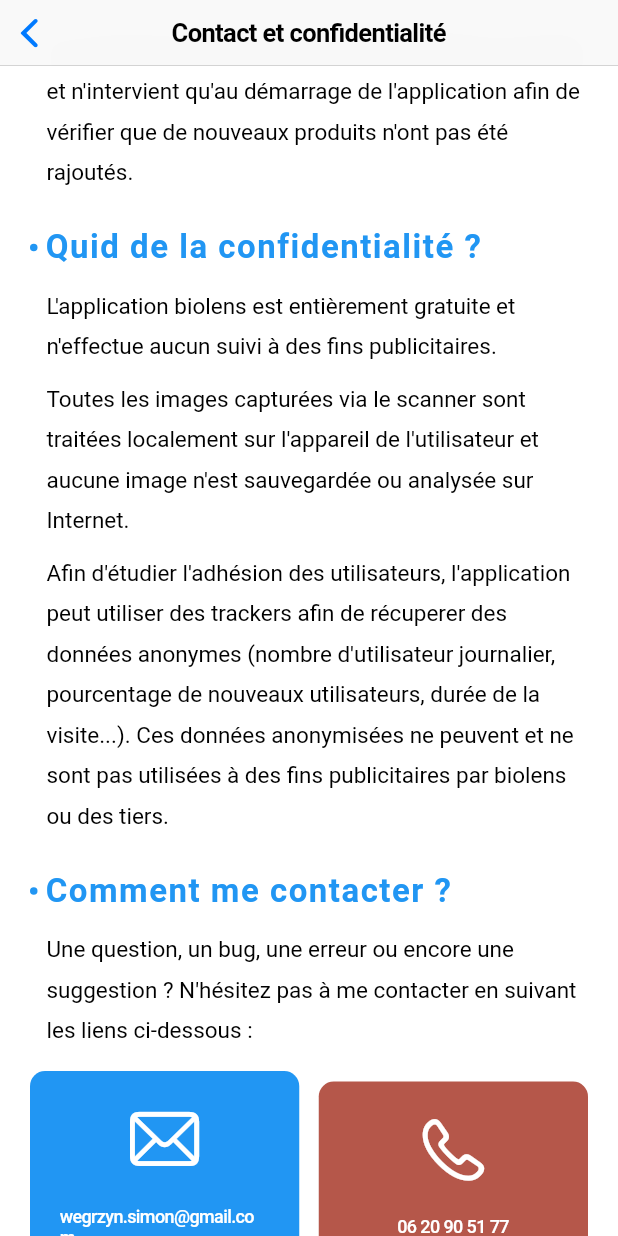
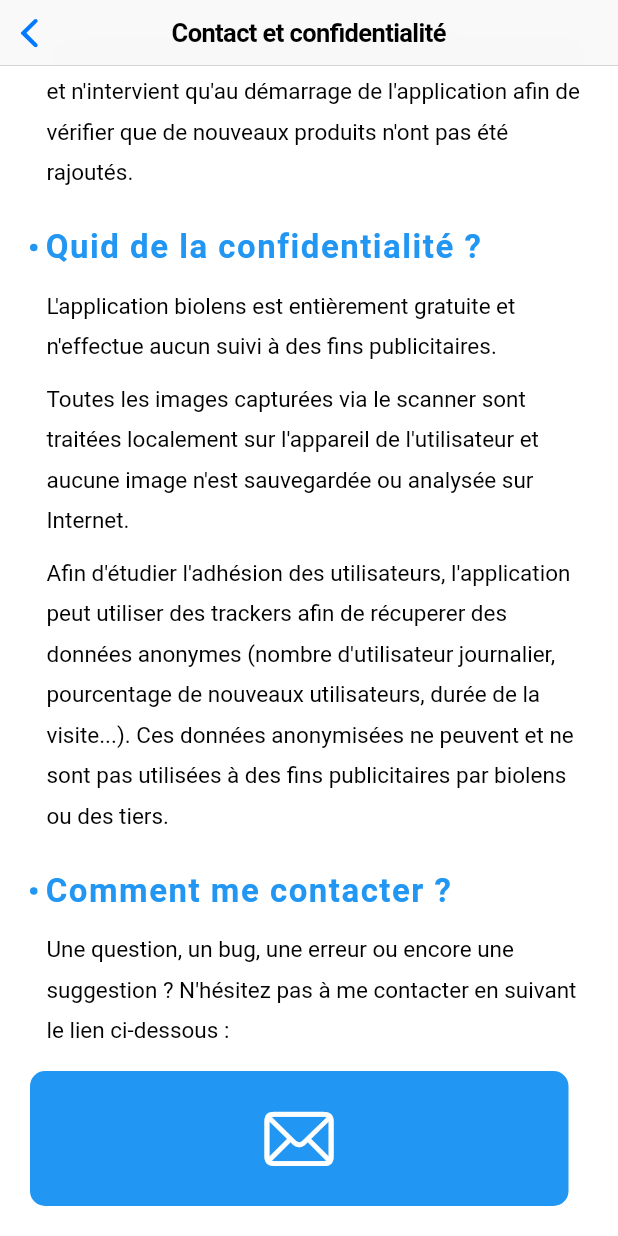
Before and after one commit to wzy-dev/biolens-Back, a Flutter app: the Privacy screen opened by its route, scrolled down 779 dp, on a phone screen of 412 x 824 dp. Run offline on Flutter 3.47's test engine with Material 2 defaults, Android fonts, the phone set to English and light mode, and no system bars; our stand-ins replace cloud_firestore, firebase_auth, firebase_core, firebase_storage, flutter_svg, image_picker and 4 more; missing offline and left inert: download, fuzzy; accounts and stored records are empty.

Commit message:
Flutter 2.8.1

```diff
--- a/lib/main.dart
+++ b/lib/main.dart
@@ -80,7 +80,8 @@
           // '/about': (context) => About(),
           '/add': (context) => AddProduct(),
           '/viewer': (context) => ProductViewer(),
-          '/privacy': (context) => Privacy(),
+          '/about': (context) => Privacy(canPop: true),
+          '/privacy': (context) => Privacy(canPop: false),
         },
         onGenerateRoute: (settings) {
           final String path = settings.name!.split("/")[1];
--- a/lib/src/homepage.dart
+++ b/lib/src/homepage.dart
@@ -78,7 +78,7 @@
                 CupertinoButton(
                   minSize: 25,
                   padding: EdgeInsets.zero,
-                  onPressed: () => Navigator.of(context).pushNamed('/privacy'),
+                  onPressed: () => Navigator.of(context).pushNamed('/about'),
                   child: Icon(
                     CupertinoIcons.info_circle,
                     color: Theme.of(context).primaryColor,
--- a/lib/src/privacy.dart
+++ b/lib/src/privacy.dart
@@ -3,13 +3,15 @@
 import 'package:url_launcher/url_launcher.dart';
 
 class Privacy extends StatelessWidget {
-  const Privacy({Key? key}) : super(key: key);
+  const Privacy({Key? key, required this.canPop}) : super(key: key);
+
+  final bool canPop;
 
   @override
   Widget build(BuildContext context) {
     return CupertinoPageScaffold(
       navigationBar: CupertinoNavigationBar(
-        // automaticallyImplyLeading: false,
+        automaticallyImplyLeading: canPop,
         middle: Text(
           "Contact et confidentialité",
         ),
@@ -51,7 +53,7 @@
             AnswerBlock(
               answer: "Comment me contacter ?",
               replies: [
-                "Une question, un bug, une erreur ou encore une suggestion ? N'hésitez pas à me contacter en suivant les liens ci-dessous :"
+                "Une question, un bug, une erreur ou encore une suggestion ? N'hésitez pas à me contacter en suivant le lien ci-dessous :"
               ],
             ),
             Row(
@@ -73,17 +75,17 @@
                             color: CupertinoColors.white,
                             size: 50,
                           ),
-                          SizedBox(
-                            height: 20,
-                          ),
-                          Text(
-                            "wegrzyn.simon@gmail.com",
-                            style: TextStyle(
-                              color: CupertinoColors.white,
-                              fontWeight: FontWeight.w500,
-                              fontSize: 12,
-                            ),
-                          ),
+                          // SizedBox(
+                          //   height: 20,
+                          // ),
+                          // Text(
+                          //   "wegrzyn.simon@gmail.com",
+                          //   style: TextStyle(
+                          //     color: CupertinoColors.white,
+                          //     fontWeight: FontWeight.w500,
+                          //     fontSize: 12,
+                          //   ),
+                          // ),
                         ],
                       ),
                     ),
@@ -92,39 +94,39 @@
                 SizedBox(
                   width: 13,
                 ),
-                Expanded(
-                  flex: 1,
-                  child: Container(
-                    decoration: BoxDecoration(
-                      borderRadius: BorderRadius.all(Radius.circular(10)),
-                      color: Color.fromRGBO(181, 87, 74, 1),
-                    ),
-                    child: CupertinoButton(
-                      padding: const EdgeInsets.all(20),
-                      onPressed: () => launch("sms:33620905177"),
-                      child: Column(
-                        children: [
-                          Icon(
-                            CupertinoIcons.phone,
-                            color: CupertinoColors.white,
-                            size: 50,
-                          ),
-                          SizedBox(
-                            height: 20,
-                          ),
-                          Text(
-                            "06 20 90 51 77",
-                            style: TextStyle(
-                              color: CupertinoColors.white,
-                              fontWeight: FontWeight.w500,
-                              fontSize: 12,
-                            ),
-                          ),
-                        ],
-                      ),
-                    ),
-                  ),
-                ),
+                // Expanded(
+                //   flex: 1,
+                //   child: Container(
+                //     decoration: BoxDecoration(
+                //       borderRadius: BorderRadius.all(Radius.circular(10)),
+                //       color: Color.fromRGBO(181, 87, 74, 1),
+                //     ),
+                //     child: CupertinoButton(
+                //       padding: const EdgeInsets.all(20),
+                //       onPressed: () => launch("sms:33620905177"),
+                //       child: Column(
+                //         children: [
+                //           Icon(
+                //             CupertinoIcons.phone,
+                //             color: CupertinoColors.white,
+                //             size: 50,
+                //           ),
+                //           SizedBox(
+                //             height: 20,
+                //           ),
+                //           Text(
+                //             "06 20 90 51 77",
+                //             style: TextStyle(
+                //               color: CupertinoColors.white,
+                //               fontWeight: FontWeight.w500,
+                //               fontSize: 12,
+                //             ),
+                //           ),
+                //         ],
+                //       ),
+                //     ),
+                //   ),
+                // ),
               ],
             ),
             SizedBox(
--- a/lib/src/signin.dart
+++ b/lib/src/signin.dart
@@ -99,7 +99,7 @@
           children: [
             CupertinoButton(
               padding: EdgeInsets.zero,
-              onPressed: () => Navigator.of(context).pushNamed('/privacy'),
+              onPressed: () => Navigator.of(context).pushNamed('/about'),
               child: Icon(
                 CupertinoIcons.info_circle,
                 color: Theme.of(context).primaryColor,
--- a/pubspec.yaml
+++ b/pubspec.yaml
@@ -15,7 +15,7 @@
 # In iOS, build-name is used as CFBundleShortVersionString while build-number used as CFBundleVersion.
 # Read more about iOS versioning at
 # https://developer.apple.com/library/archive/documentation/General/Reference/InfoPlistKeyReference/Articles/CoreFoundationKeys.html
-version: 2.0.5+14
+version: 2.1.0+15
 
 environment:
   sdk: ">=2.12.0 <3.0.0"
```
Also changed, not shown: 1 other file.
